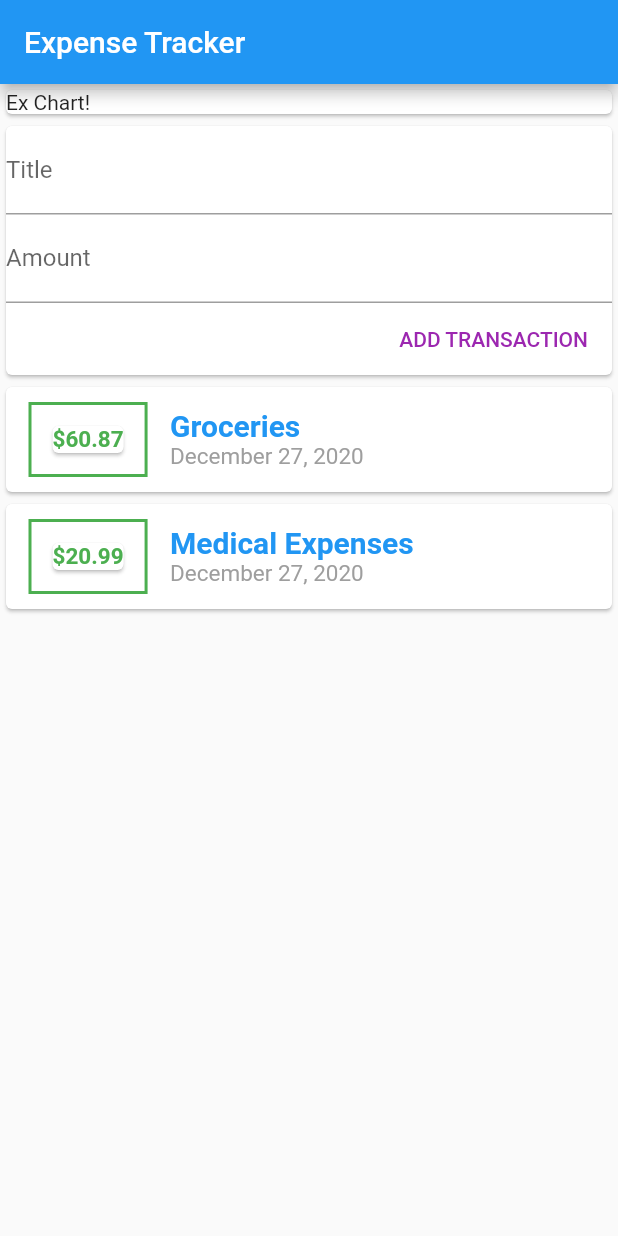
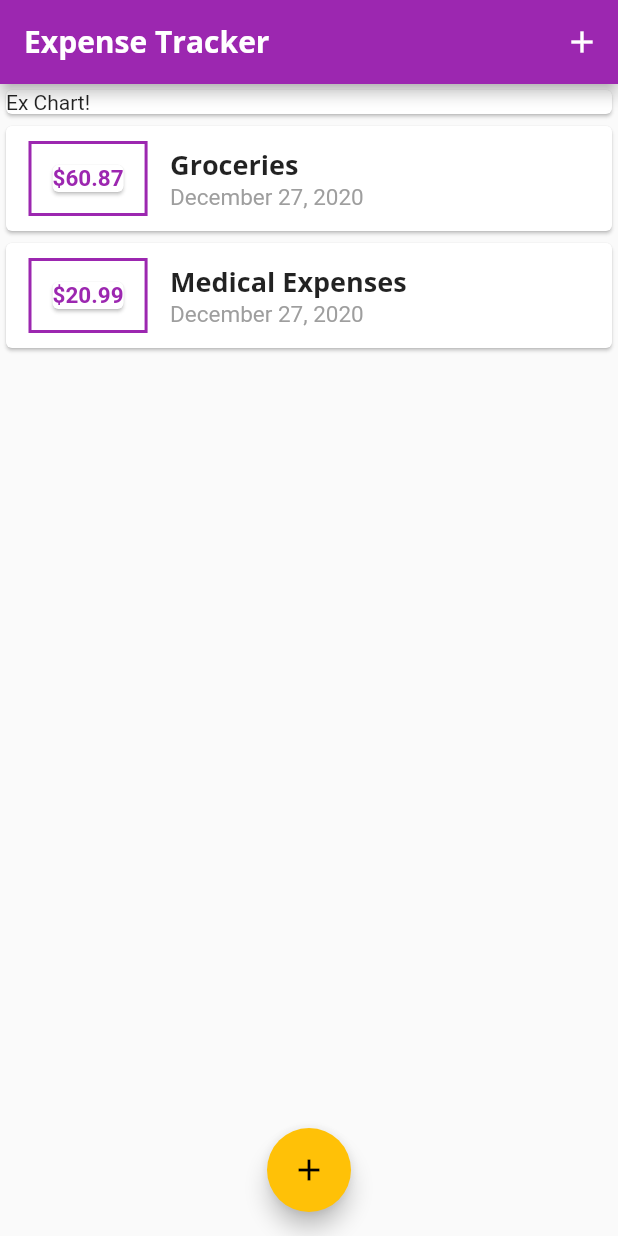
Before and after one commit to shubham03mathur/expense-tracker-flutter, a Flutter app: the screen it shows after launch, on a phone screen of 412 x 824 dp. Run offline on Flutter 3.47's test engine with Material 2 defaults, Android fonts, the phone set to English and light mode, and no system bars.

Commit message:
Added Theme & Restructuring of App

```diff
--- a/lib/main.dart
+++ b/lib/main.dart
@@ -1,6 +1,8 @@
 import 'package:flutter/material.dart';
 
-import './widgets/user_transactions.dart';
+import './widgets/transaction_list.dart';
+import './widgets/new_transaction.dart';
+import './models/transaction.dart';
 
 void main() => runApp(MyApp());
 
@@ -8,21 +10,88 @@ class MyApp extends StatelessWidget {
   @override
   Widget build(BuildContext context) {
     return MaterialApp(
-      title: 'Flutter App',
+      title: 'Expense Tracker',
+      theme: ThemeData(
+          primarySwatch: Colors.purple,
+          accentColor: Colors.amber,
+          fontFamily: 'Quicksand',
+          textTheme: ThemeData.light().textTheme.copyWith(
+                  title: TextStyle(
+                fontFamily: 'OpenSans',
+                fontWeight: FontWeight.bold,
+                fontSize: 18,
+              )),
+          appBarTheme: AppBarTheme(
+            textTheme: ThemeData.light().textTheme.copyWith(
+                  title: TextStyle(
+                    fontFamily: 'OpenSans',
+                    fontWeight: FontWeight.bold,
+                    fontSize: 20,
+                  ),
+                ),
+          )),
       home: MyHomePage(),
     );
   }
 }
 
-class MyHomePage extends StatelessWidget {
-  final titleController = TextEditingController();
-  final amountcontroller = TextEditingController();
+class MyHomePage extends StatefulWidget {
+  @override
+  _MyHomePageState createState() => _MyHomePageState();
+}
+
+class _MyHomePageState extends State<MyHomePage> {
+  final List<Transaction> _userTransactions = [
+    Transaction(
+      id: 't1',
+      title: 'Groceries',
+      amount: 60.87,
+      date: DateTime.now(),
+    ),
+    Transaction(
+      id: 't2',
+      title: 'Medical Expenses',
+      amount: 20.99,
+      date: DateTime.now(),
+    ),
+  ];
+
+  void _addNewTransaction(String txTitle, double txAmount) {
+    final newTx = Transaction(
+      title: txTitle,
+      amount: txAmount,
+      date: DateTime.now(),
+      id: DateTime.now().toString(),
+    );
+    setState(() {
+      _userTransactions.add(newTx);
+    });
+  }
+
+  void startAddNewTransaction(BuildContext ctx) {
+    showModalBottomSheet(
+      context: ctx,
+      builder: (_) {
+        return GestureDetector(
+          onTap: () {},
+          child: NewTransaction(_addNewTransaction),
+          behavior: HitTestBehavior.opaque,
+        );
+      },
+    );
+  }
 
   @override
   Widget build(BuildContext context) {
     return Scaffold(
       appBar: AppBar(
         title: Text('Expense Tracker'),
+        actions: <Widget>[
+          IconButton(
+            icon: Icon(Icons.add),
+            onPressed: () => startAddNewTransaction(context),
+          ),
+        ],
       ),
       body: SingleChildScrollView(
         child: Column(
@@ -32,12 +101,20 @@ class MyHomePage extends StatelessWidget {
             Container(
               width: double.infinity,
               child: Card(
-                child: Container(width: 100, child: Text('Ex Chart!')),
+                child: Container(
+                  width: 100,
+                  child: Text('Ex Chart!'),
+                ),
               ),
             ),
-            UserTransactions(),
+            TransactionList(_userTransactions),
           ],
         ),
+      ),
+      floatingActionButtonLocation: FloatingActionButtonLocation.centerFloat,
+      floatingActionButton: FloatingActionButton(
+        child: Icon(Icons.add),
+        onPressed: () => startAddNewTransaction(context),
       ),
     );
   }
--- a/lib/widgets/transaction_list.dart
+++ b/lib/widgets/transaction_list.dart
@@ -23,15 +23,15 @@ class TransactionList extends StatelessWidget {
                   ),
                   decoration: BoxDecoration(
                     border: Border.all(
-                      color: Colors.green,
+                      color: Theme.of(context).primaryColor,
                       width: 2,
                     ),
                   ),
                   child: Card(
                     child: Text(
-                      '\$${transactions[index].amount}',
+                      '\$${transactions[index].amount.toStringAsFixed(2)}',
                       style: TextStyle(
-                        color: Colors.green,
+                        color: Theme.of(context).primaryColor,
                         fontWeight: FontWeight.bold,
                         fontSize: 15,
                       ),
@@ -44,11 +44,7 @@ class TransactionList extends StatelessWidget {
                   children: <Widget>[
                     Text(
                       transactions[index].title,
-                      style: TextStyle(
-                        color: Colors.blue,
-                        fontWeight: FontWeight.bold,
-                        fontSize: 20,
-                      ),
+                      style: Theme.of(context).textTheme.title,
                     ),
                     Text(
                       DateFormat.yMMMMd().format(transactions[index].date),
--- a/lib/widgets/user_transactions.dart
+++ /dev/null
@@ -1,49 +0,0 @@
-import 'package:flutter/material.dart';
-
-import '../models/transaction.dart';
-import './transaction_list.dart';
-import './new_transaction.dart';
-
-class UserTransactions extends StatefulWidget {
-  @override
-  _UserTransactionsState createState() => _UserTransactionsState();
-}
-
-class _UserTransactionsState extends State<UserTransactions> {
-  final List<Transaction> _userTransactions = [
-    Transaction(
-      id: 't1',
-      title: 'Groceries',
-      amount: 60.87,
-      date: DateTime.now(),
-    ),
-    Transaction(
-      id: 't2',
-      title: 'Medical Expenses',
-      amount: 20.99,
-      date: DateTime.now(),
-    ),
-  ];
-
-  void _addNewTransaction(String txTitle, double txAmount) {
-    final newTx = Transaction(
-      title: txTitle,
-      amount: txAmount,
-      date: DateTime.now(),
-      id: DateTime.now().toString(),
-    );
-    setState(() {
-      _userTransactions.add(newTx);
-    });
-  }
-
-  @override
-  Widget build(BuildContext context) {
-    return Column(
-      children: <Widget>[
-        NewTransaction(_addNewTransaction),
-        TransactionList(_userTransactions),
-      ],
-    );
-  }
-}
```
Also changed, not shown: lib/widgets/new_transaction.dart (+28 -8 lines), pubspec.yaml (+11 -6 lines), assets/fonts/OpenSans-Bold.ttf (added), assets/fonts/OpenSans-Regular.ttf (added), assets/fonts/Quicksand-Bold.ttf (added), assets/fonts/Quicksand-Light.ttf (added), assets/fonts/Quicksand-Medium.ttf (added), assets/fonts/Quicksand-Regular.ttf (added).
